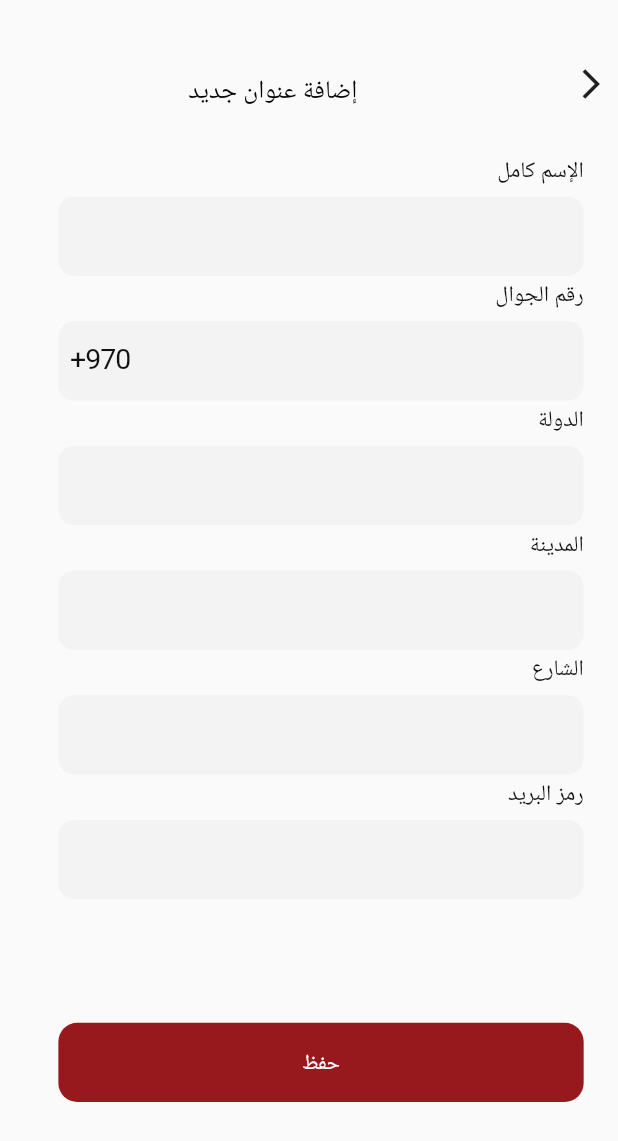
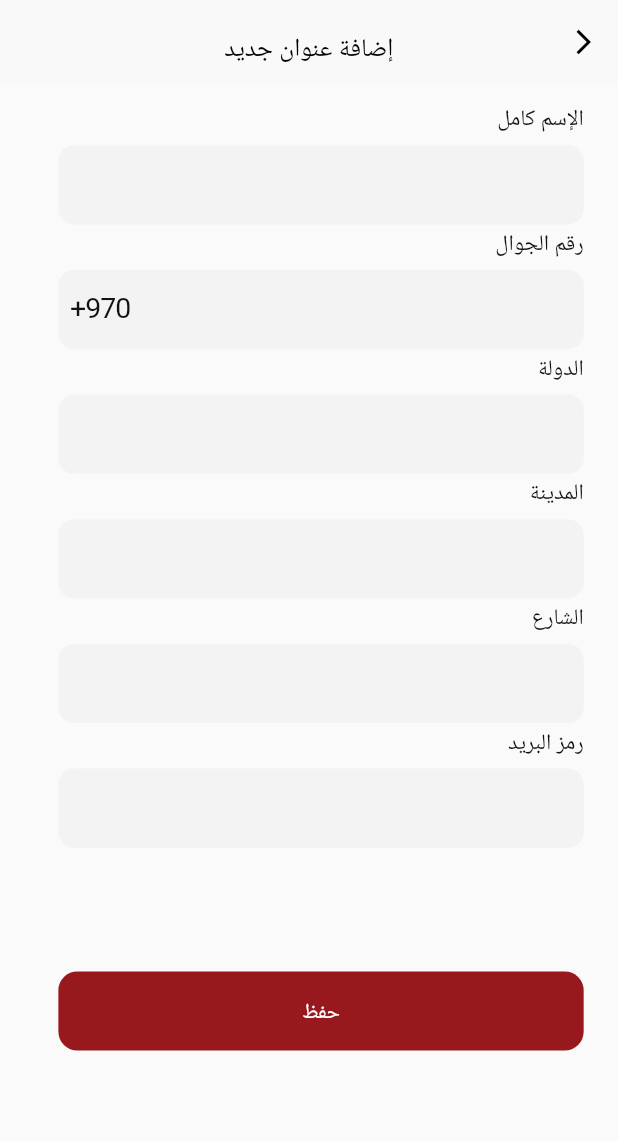
Before and after one commit to Mohamed-Salem7/Bazaar_app, a Flutter app: the AddNewAddress screen opened directly, on a phone screen of 412 x 824 dp. Shown: the top 1141 px of the screen. Run offline on Flutter 3.47's test engine with Material 2 defaults, Android fonts, the phone set to English and light mode, and no system bars; our stand-ins replace buttons_tabbar, carousel_slider, flutter_bloc, flutter_screenutil, flutter_svg, get and 3 more; missing offline and left inert: country_state_city_picker; accounts and stored records are empty; Roboto replaces fonts that are missing (Tajawal).

Commit message:
master-commit

```diff
--- a/lib/presntaion/layers/Authnication/Rules_Screen.dart
+++ b/lib/presntaion/layers/Authnication/Rules_Screen.dart
@@ -13,11 +13,12 @@ class RulesScreen extends StatelessWidget {
     return Directionality(
       textDirection: TextDirection.rtl,
       child: Scaffold(
+        appBar: TitleWidget(title: 'الأحكام و الشروط',isEditProfile: false,context: context),
         body: Padding(
           padding: EdgeInsets.symmetric(horizontal: 20.w, vertical: 20.h),
           child: Column(
             children: [
-              const TitleWidget(title: 'الأحكام و الشروط',isEditProfile: false),
+
               SizedBox(
                 height: 569.h,
                 child: SingleChildScrollView(
--- a/lib/presntaion/layers/Authnication/forget_screen.dart
+++ b/lib/presntaion/layers/Authnication/forget_screen.dart
@@ -15,13 +15,13 @@ class ForgetScreen extends StatelessWidget {
     return Directionality(
       textDirection: TextDirection.rtl,
       child: Scaffold(
+        appBar: TitleWidget(title: 'نسيت كلمة المرور',isEditProfile: false,context: context),
         body: Padding(
           padding: EdgeInsets.symmetric(horizontal: 20.w, vertical: 20.h),
           child: SingleChildScrollView(
             physics: const BouncingScrollPhysics(),
             child: Column(
               children: [
-                const TitleWidget(title: 'نسيت كلمة المرور',isEditProfile: false),
                 SizedBox(
                   height: 15.h,
                 ),
--- a/lib/presntaion/layers/Authnication/join_store_screen.dart
+++ b/lib/presntaion/layers/Authnication/join_store_screen.dart
@@ -28,6 +28,8 @@ class JoinAsStore extends StatelessWidget {
           builder: (context, state) {
             var cubit = AuthCubit.get(context);
             return Scaffold(
+              appBar:  TitleWidget(
+                  title: 'إنضم كمتجر', isEditProfile: false,context: context),
               body: SingleChildScrollView(
                 physics: const BouncingScrollPhysics(),
                 child: Padding(
@@ -35,8 +37,7 @@ class JoinAsStore extends StatelessWidget {
                       EdgeInsets.symmetric(horizontal: 20.w, vertical: 20.h),
                   child: Column(
                     children: [
-                      const TitleWidget(
-                          title: 'إنضم كمتجر', isEditProfile: false),
+
                       const LogoStore(),
                       SizedBox(
                         height: 30.h,
--- a/lib/presntaion/layers/Setting/screen/Edit_Profile/edit_profile.dart
+++ b/lib/presntaion/layers/Setting/screen/Edit_Profile/edit_profile.dart
@@ -32,12 +32,13 @@ class EditProfileScreen extends StatelessWidget {
     return Directionality(
       textDirection: TextDirection.rtl,
       child: Scaffold(
+        appBar: TitleWidget(
+            title: 'تعديل الملف الشخصي', isEditProfile: true,context: context),
         body: Padding(
           padding: EdgeInsets.symmetric(vertical: 10.h),
           child: Column(
             children: [
-              const TitleWidget(
-                  title: 'تعديل الملف الشخصي', isEditProfile: true),
+
               const EditPhoto(),
               Expanded(
                 child: ListView.builder(
--- a/lib/presntaion/layers/Setting/screen/contact_us/contact_us_screen.dart
+++ b/lib/presntaion/layers/Setting/screen/contact_us/contact_us_screen.dart
@@ -28,13 +28,14 @@ class ContactUsScreen extends StatelessWidget {
     return Directionality(
       textDirection: TextDirection.rtl,
       child: Scaffold(
+        appBar: TitleWidget(title: 'تواصل معنا', isEditProfile: false,context: context),
         body: Padding(
           padding: EdgeInsets.symmetric(vertical: 10.h),
           child: SingleChildScrollView(
             physics: const BouncingScrollPhysics(),
             child: Column(
               children: [
-                const TitleWidget(title: 'تواصل معنا', isEditProfile: false),
+
                 SizedBox(
                   height: 160.h,
                   width: 226.w,
--- a/lib/presntaion/layers/Setting/screen/order/order_screen.dart
+++ b/lib/presntaion/layers/Setting/screen/order/order_screen.dart
@@ -18,11 +18,12 @@ class OrderScreen extends StatelessWidget {
       child: DefaultTabController(
         length: 3,
         child: Scaffold(
+          appBar: TitleWidget(title: 'الطلبات', isEditProfile: false,context: context),
           body: Padding(
             padding: EdgeInsets.symmetric(vertical: 10.h),
             child: Column(
               children: [
-                const TitleWidget(title: 'الطلبات', isEditProfile: false),
+
                 const TabBarOrder(),
                 Expanded(
                   child: TabBarView(
--- a/lib/presntaion/layers/Setting/screen/payment_method/payment_method.dart
+++ b/lib/presntaion/layers/Setting/screen/payment_method/payment_method.dart
@@ -40,6 +40,7 @@ class PaymentMethod extends StatelessWidget {
     return Directionality(
       textDirection: TextDirection.rtl,
       child: Scaffold(
+        appBar: TitleWidget(title: 'طرق الدفع', isEditProfile: false,context: context),
         body: Padding(
           padding: EdgeInsets.symmetric(vertical: 10.h),
           child: SingleChildScrollView(
@@ -47,7 +48,7 @@ class PaymentMethod extends StatelessWidget {
             child: Column(
               crossAxisAlignment: CrossAxisAlignment.start,
               children: [
-                const TitleWidget(title: 'طرق الدفع', isEditProfile: false),
+
                 Padding(
                   padding: EdgeInsets.symmetric(horizontal: 15.w),
                   child: Column(
--- a/lib/presntaion/layers/Setting/screen/shipping_addresses/add_new_address.dart
+++ b/lib/presntaion/layers/Setting/screen/shipping_addresses/add_new_address.dart
@@ -31,13 +31,13 @@ class AddNewAddress extends StatelessWidget {
     return Directionality(
       textDirection: TextDirection.rtl,
       child: Scaffold(
+        appBar: TitleWidget(
+            title: 'إضافة عنوان جديد', isEditProfile: false,context: context),
         body: Padding(
           padding: EdgeInsets.symmetric(vertical: 10.h),
           child: Column(
             crossAxisAlignment: CrossAxisAlignment.start,
             children: [
-              const TitleWidget(
-                  title: 'إضافة عنوان جديد', isEditProfile: false),
               SizedBox(
                 height: 550.h,
                 child: ListView.builder(
--- a/lib/presntaion/utils/Global widget/Title_Widget.dart
+++ b/lib/presntaion/utils/Global widget/Title_Widget.dart
@@ -3,33 +3,13 @@ import 'package:flutter/material.dart';
 import 'package:flutter_screenutil/flutter_screenutil.dart';
 import 'package:google_fonts/google_fonts.dart';
 
-class TitleWidget extends StatelessWidget {
-  const TitleWidget({
-    Key? key,
-    required this.title,
-    required this.isEditProfile,
-  }) : super(key: key);
-
-  final String title;
-  final bool isEditProfile;
-
-  @override
-  Widget build(BuildContext context) {
-    return Padding(
-      padding: EdgeInsets.symmetric(vertical: 20.h),
-      child: Row(
-        children: [
-          IconButton(
-            onPressed: () {
-              Navigator.pop(context);
-            },
-            icon: const Icon(
-              Icons.arrow_back_ios,
-            ),
-          ),
-          Expanded(
-            child: Center(
-              child: Text(
+PreferredSizeWidget TitleWidget({
+  required String title,
+  required bool isEditProfile,
+  required BuildContext context,
+}) {
+  return AppBar(
+    title: Text(
       title,
       style: GoogleFonts.tajawal(
         fontSize: 16.spMax,
@@ -39,9 +19,22 @@ class TitleWidget extends StatelessWidget {
       ),
       //textAlign: TextAlign.center,
     ),
+    centerTitle: true,
+    backgroundColor: AppColor.white9,
+    leading: IconButton(
+      onPressed: ()
+      {
+        Navigator.pop(context);
+      },
+      icon: Icon(
+        Icons.arrow_back_ios,
+        color: AppColor.black,
+        size: 20.spMin,
       ),
     ),
-          if (isEditProfile)
+    elevation: 0,
+    actions: isEditProfile
+        ? [
             TextButton(
               onPressed: () {},
               child: Text(
@@ -54,9 +47,8 @@ class TitleWidget extends StatelessWidget {
                   height: 1.06,
                 ),
               ),
-            ),
-        ],
-      ),
+            )
+          ]
+        : null,
   );
 }
-}
```
Also changed, not shown: lib/presntaion/layers/Setting/screen/shipping_addresses/shipping_addresses_screen.dart (+5 -4 lines). Lines whose indentation alone changed are shown as unchanged.
